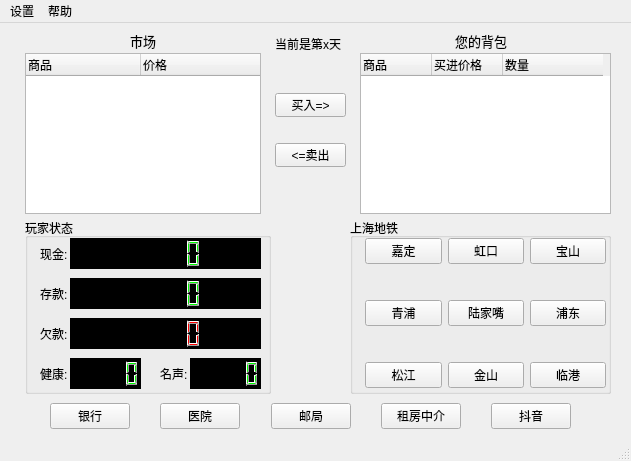
First picture: the form in mainwindow.ui, repository wwwxyz123/shanghaifusheng, before the edit.
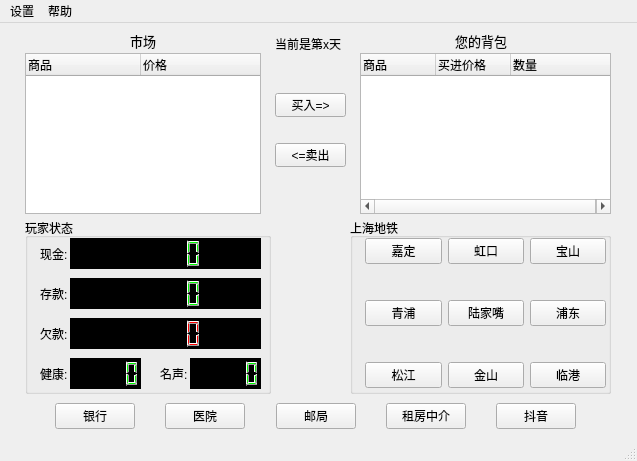
Second picture: the form after the edit.

Commit message: 优化bagwidget大小

Patch:
```diff
--- a/mainwindow.ui
+++ b/mainwindow.ui
@@ -6,7 +6,7 @@
    <rect>
     <x>0</x>
     <y>0</y>
-    <width>631</width>
+    <width>637</width>
     <height>461</height>
    </rect>
   </property>
@@ -30,7 +30,7 @@
    <widget class="QWidget" name="layoutWidget">
     <property name="geometry">
      <rect>
-      <x>10</x>
+      <x>15</x>
       <y>380</y>
       <width>601</width>
       <height>26</height>
@@ -477,10 +477,10 @@
      <bool>false</bool>
     </property>
     <attribute name="headerMinimumSectionSize">
-     <number>18</number>
+     <number>50</number>
     </attribute>
     <attribute name="headerDefaultSectionSize">
-     <number>71</number>
+     <number>75</number>
     </attribute>
     <attribute name="headerStretchLastSection">
      <bool>false</bool>
@@ -564,7 +564,7 @@
     <rect>
      <x>0</x>
      <y>0</y>
-     <width>631</width>
+     <width>637</width>
      <height>22</height>
     </rect>
    </property>
```
The commit also changes 2 other files.
